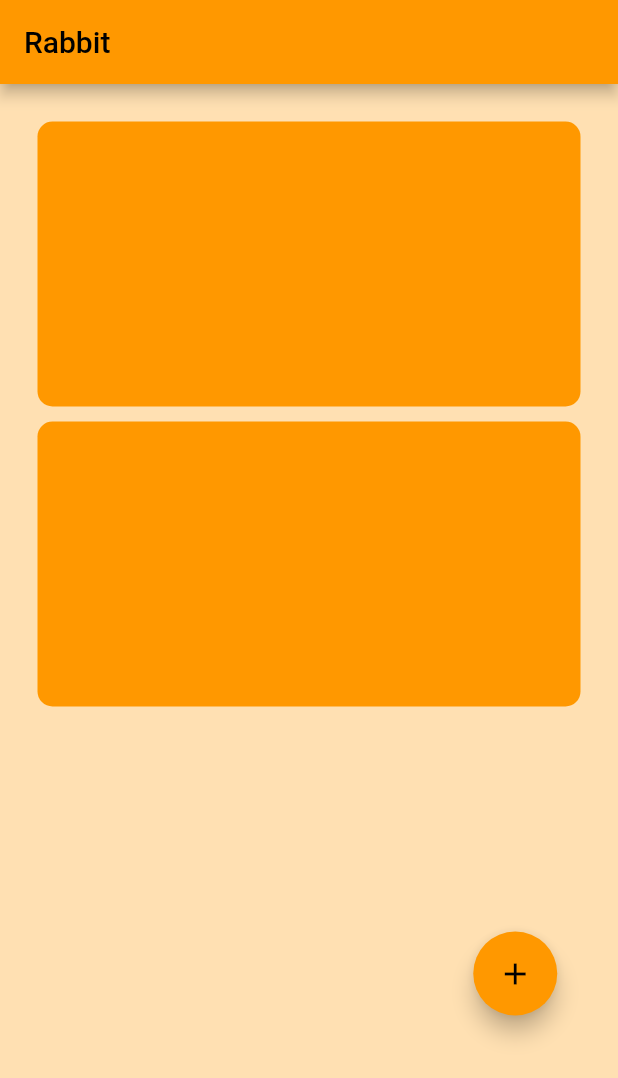
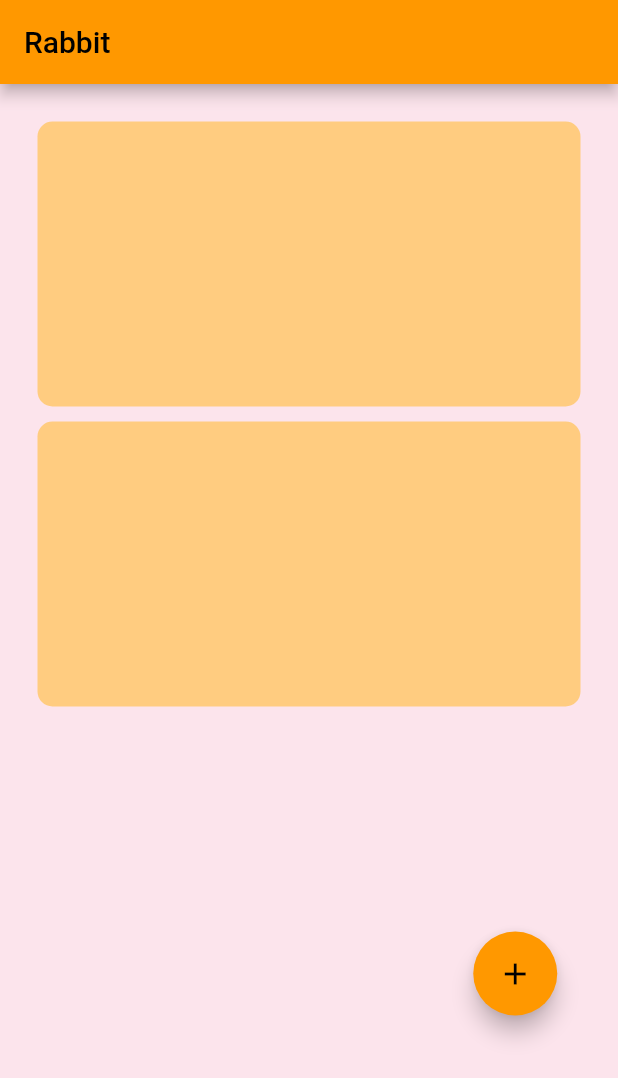
Before and after one commit to AnneRoki/m3output, a Flutter app: the dashBoard screen opened directly, on a phone screen of 412 x 824 dp. Shown: the top 1078 px of the screen. Run offline on Flutter 3.47's test engine with Material 2 defaults, Android fonts, the phone set to English and light mode, and no system bars.

Commit message:
Update dashboard.dart

```diff
--- a/lib/dashboard.dart
+++ b/lib/dashboard.dart
@@ -7,7 +7,7 @@ class MyApp extends StatelessWidget {
   Widget build(BuildContext context) {
     return new MaterialApp(
       home: new dashBoard(),
-      theme: new ThemeData(primarySwatch: Colors.orange),
+      theme: new ThemeData(primarySwatch: Colors.pink),
     );
   }
 }
@@ -28,7 +28,7 @@ class dashBoardState extends State<dashBoard> {
       appBar: AppBar(
         title: Text('Rabbit'),
       ),
-      backgroundColor: Colors.orange[100],
+      backgroundColor: Colors.pink[50],
       body: Padding(
         padding: EdgeInsets.all(25),
         child: Column(children: [
@@ -36,7 +36,7 @@ class dashBoardState extends State<dashBoard> {
             height: 190,
             width: 700,
             decoration: BoxDecoration(
-                color: Colors.orange,
+                color: Colors.orange[200],
                 borderRadius: BorderRadius.all(Radius.circular(10))),
           ),
           Padding(padding: EdgeInsets.all(5)),
@@ -44,17 +44,18 @@ class dashBoardState extends State<dashBoard> {
             height: 190,
             width: 700,
             decoration: BoxDecoration(
-                color: Colors.orange,
+                color: Colors.orange[200],
                 borderRadius: BorderRadius.all(Radius.circular(10))),
           ),
-          Padding(padding: const EdgeInsets.only(left: 275.0, top: 150),
-          child: FloatingActionButton(
-            onPressed: () {  },
-            child: const Icon(Icons.add),
-          ),
+          Padding(
+            padding: const EdgeInsets.only(left: 275.0, top: 150),
+            child: FloatingActionButton(
+              onPressed: () {},
+              child: const Icon(Icons.add),
+            ),
           ),
         ]),
-        ),
+      ),
     );
   }
 }
```
